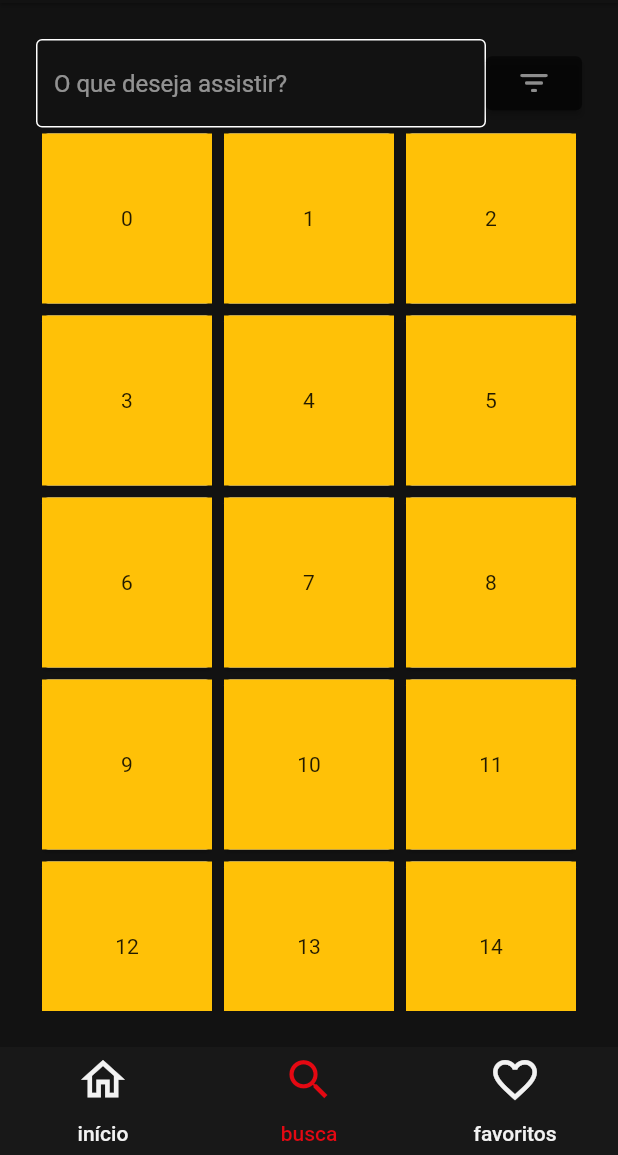
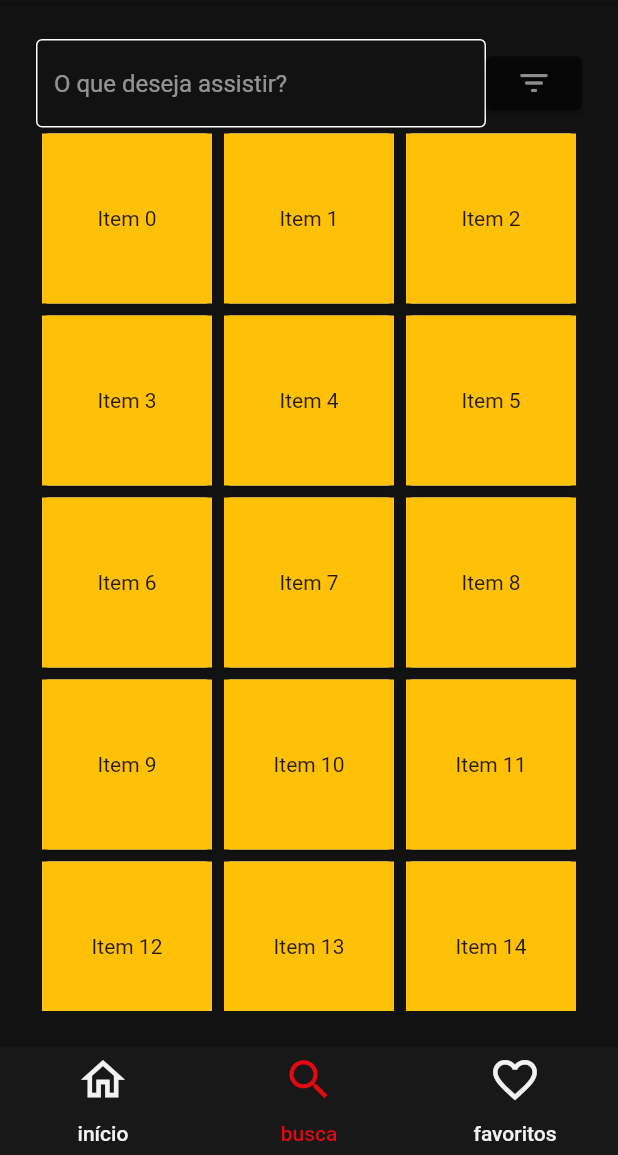
Before and after one commit to RenanValed/Primoflix, a Flutter app: the screen it shows after launch, item 2 of the bottom bar chosen, on a phone screen of 412 x 824 dp, the part 81-1236 px from its top. Run offline on Flutter 3.47's test engine with Material 2 defaults, Android fonts, the phone set to English and light mode, and no system bars; our stand-ins replace get; network calls fail.

```diff
--- a/src/primoflix/lib/pages/movie_page.dart
+++ b/src/primoflix/lib/pages/movie_page.dart
@@ -1,15 +1,10 @@
 import 'package:flutter/material.dart';
+import 'package:get/get.dart';
 
-class MoviePage extends StatefulWidget {
-  const MoviePage({Key? key}) : super(key: key);
+import '../controller/infinite_scoll.dart';
 
-  @override
-  _MoviePageState createState() => _MoviePageState();
-}
-
-class _MoviePageState extends State<MoviePage> {
-  List<int> movieList = List.generate(16, (index) => index);
-  bool isLoading = false;
+class MoviePage extends StatelessWidget {
+  final InfiniteScrollController controller = Get.put(InfiniteScrollController());
 
   @override
   Widget build(BuildContext context) {
@@ -55,32 +50,42 @@ class _MoviePageState extends State<MoviePage> {
               ],
             ),
             Expanded(
-              child: NotificationListener<ScrollNotification>(
+              child: Obx(
+                () => NotificationListener<ScrollNotification>(
                   onNotification: (ScrollNotification scrollInfo) {
-                  if (!isLoading &&
+                    if (!controller.isLoading.value &&
                         scrollInfo.metrics.pixels ==
                             scrollInfo.metrics.maxScrollExtent) {
+                      controller.loadMoreMovies();
                       return true;
                     }
                     return false;
                   },
                   child: GridView.builder(
-                  gridDelegate: const SliverGridDelegateWithFixedCrossAxisCount(
+                    gridDelegate:
+                        const SliverGridDelegateWithFixedCrossAxisCount(
                       crossAxisCount: 3,
                     ),
-                  itemCount: movieList.length + 1,
+                    itemCount: controller.movieList.length + 1,
                     itemBuilder: (context, index) {
-                    if (index < movieList.length) {
+                      if (index < controller.movieList.length) {
                         return Card(
                           child: Container(
                             color: Colors.amber,
-                          child: Center(child: Text('${movieList[index]}')),
+                            child: Center(
+                                child:
+                                    Text('${controller.movieList[index]}')),
                           ),
                         );
                       } else {
+                        if (controller.movieList.isEmpty) {
+                          return Container(); // Nenhum item
+                        } else {
                           return buildProgressIndicator();
                         }
+                      }
                     },
+                  ),
                 ),
               ),
             ),
@@ -98,5 +103,4 @@ class _MoviePageState extends State<MoviePage> {
       ),
     );
   }
-
 }
```
Lines whose indentation alone changed are shown as unchanged.
